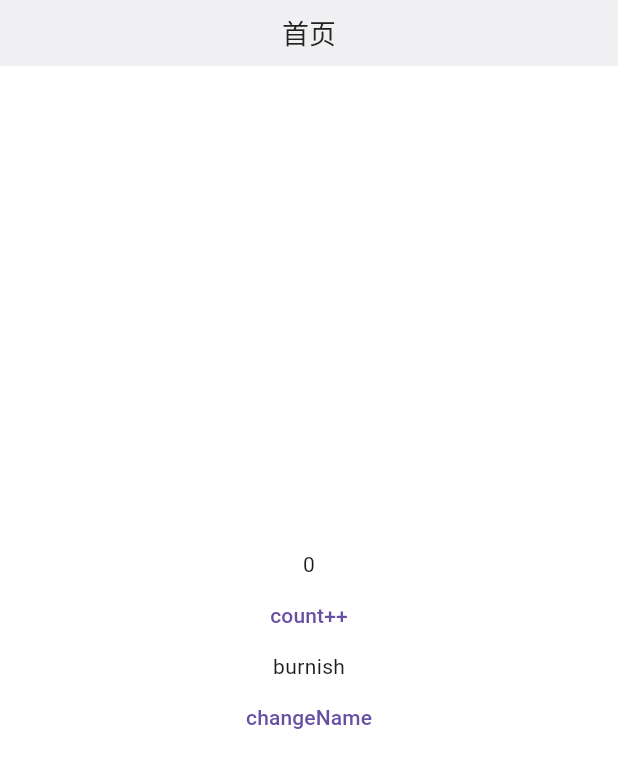
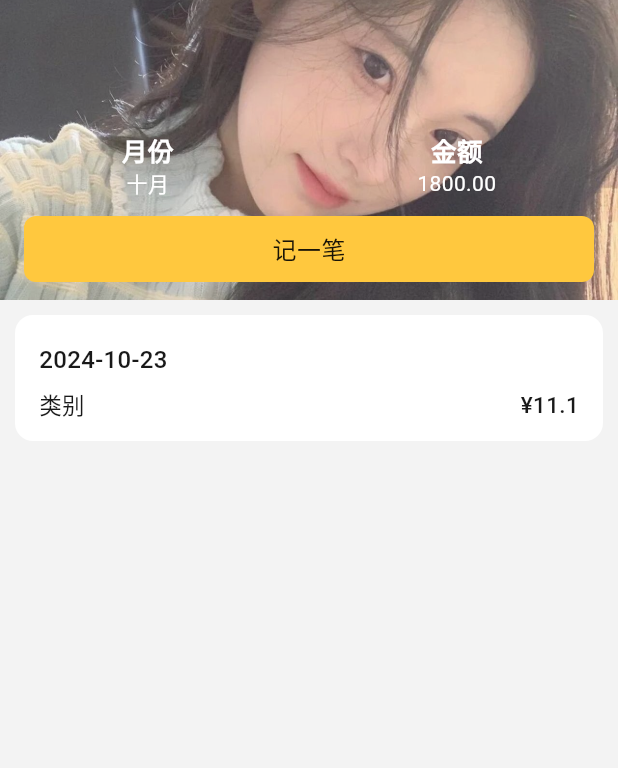
Before and after one commit to jifeif/kqcnotebook, a Flutter app: the HomePage screen opened by its route, on a phone screen of 412 x 824 dp. Shown: the top 768 px of the screen. Run offline on Flutter 3.47's test engine with Material 3 defaults, Android fonts, the phone set to English and light mode, and no system bars; our stand-ins replace cookie_jar, dio, dio_cookie_manager, event_bus, flutter_easyloading, get and 3 more; accounts and stored records are empty.

Commit message:
首页UI

```diff
--- a/lib/components/border_text.dart
+++ b/lib/components/border_text.dart
@@ -1,4 +1,5 @@
 import 'package:flutter/material.dart';
+import 'package:kqcnotebook/common/colors/colors.dart';
 
 extension BordeText on Text {
   Widget addBorder(EdgeInsetsGeometry? padding, double? radius, Color? borderColor, double? borderWidth,) {
@@ -28,3 +29,11 @@ extension ExtensionDateTime on DateTime {
     return this.year.toString() + "-" + this.month.toString() +  "-" + this.day.toString();
   }
 }
+
+Widget AcquireDivider({Color? color, EdgeInsetsGeometry? margin, double? height}) {
+  return Container(
+    color: color ?? AppColors.divideLineColor,
+    margin: margin,
+    height: height,
+  );
+}
--- a/lib/components/components.dart
+++ b/lib/components/components.dart
@@ -5,3 +5,4 @@ export 'custom_scaffold.dart';
 export 'border_text.dart';
 export 'select_image_video.dart';
 export 'kqc_eventbus.dart';
+export 'kqc_btn_widget.dart';
--- /dev/null
+++ b/lib/components/kqc_btn_widget.dart
@@ -0,0 +1,51 @@
+import 'package:flutter/material.dart';
+import 'package:kqcnotebook/common/colors/colors.dart';
+import 'package:kqcnotebook/components/border_text.dart';
+
+// ignore: must_be_immutable
+class KqcBtnWidget extends StatelessWidget {
+  KqcBtnWidget({
+    Key? key,
+    this.height = 44,
+    this.color = AppColors.primaryColor,
+    this.radius = 8,
+    required this.title,
+    this.fontSize = 16,
+    this.fontWeight = FontWeight.w500,
+    this.textColor,
+    required this.callback,
+    this.padding,
+    this.margin,
+  });
+  double? height;
+  Color? color;
+  double radius;
+  String title;
+  double? fontSize;
+  FontWeight? fontWeight;
+  Color? textColor;
+  VoidCallback callback;
+  EdgeInsetsGeometry? margin;
+  EdgeInsetsGeometry? padding;
+  @override
+  Widget build(BuildContext context) {
+    return Container(
+      margin: margin,
+      padding: padding,
+      height: height,
+      decoration: BoxDecoration(
+        color: AppColors.primaryColor,
+        borderRadius: BorderRadius.circular(radius),
+      ),
+      alignment: Alignment.center,
+      child: Text(
+        title,
+        style: TextStyle(
+          fontSize: fontSize,
+          fontWeight: fontWeight,
+          color: textColor ?? AppColors.primaryTextColor,
+        ),
+      ),
+    ).addGesture(callback);
+  }
+}
--- a/lib/constants/assets.dart
+++ b/lib/constants/assets.dart
@@ -1,6 +1,14 @@
 // ignore_for_file: prefer_single_quotes
 class Assets {
   Assets._();
+
+  /// Assets for assetsImagesCellBg
+  /// assets/images/cell_bg.png
+  static const String assetsImagesCellBg = "assets/images/cell_bg.png";
+
+  /// Assets for assetsImagesHomeBg
+  /// assets/images/home_bg.jpeg
+  static const String assetsImagesHomeBg = "assets/images/home_bg.jpeg";
 
   /// Assets for assetsImagesHomeSection
   /// assets/images/home_section.png
@@ -58,6 +66,10 @@ class Assets {
   /// assets/images/my_top_bg_icon.png
   static const String assetsImagesMyTopBgIcon = "assets/images/my_top_bg_icon.png";
 
+  /// Assets for assetsImagesRecordEmpty
+  /// assets/images/record_empty.png
+  static const String assetsImagesRecordEmpty = "assets/images/record_empty.png";
+
   /// Assets for assetsImagesRightGreyArrow
   /// assets/images/right_grey_arrow.png
   static const String assetsImagesRightGreyArrow = "assets/images/right_grey_arrow.png";
--- a/lib/global.dart
+++ b/lib/global.dart
@@ -3,7 +3,6 @@ import 'package:flutter/material.dart';
 import 'package:flutter/services.dart';
 import 'package:kqcnotebook/common/values/values.dart';
 import 'package:kqcnotebook/pages/login/login_model.dart';
-import 'package:kqcnotebook/utils/sp_util.dart';
 import 'package:kqcnotebook/utils/utils.dart';
 
 /// 全局配置
--- a/lib/pages/app_my_section/change_nick_info/change_nick_info_controller.dart
+++ b/lib/pages/app_my_section/change_nick_info/change_nick_info_controller.dart
@@ -1,17 +1,15 @@
 import 'dart:io';
 
-import 'package:event_bus/event_bus.dart';
 import 'package:flutter/material.dart';
 import 'package:get/get.dart';
-import 'package:kqcnotebook/components/border_text.dart';
 import 'package:kqcnotebook/components/components.dart';
-import 'package:kqcnotebook/components/select_image_video.dart';
 import 'package:kqcnotebook/constants/assets.dart';
 import 'package:kqcnotebook/utils/utils.dart';
 
 class ChangeNickInfoController extends GetxController {
   final currentDate = DateTime.now().obs;
   final nickNode = FocusNode();
+  late TextEditingController contro;
   var nickName = "";
   final image = Image.asset(
     Assets.assetsImagesMyPortrait,
@@ -23,6 +21,7 @@ class ChangeNickInfoController extends GetxController {
   @override
   void onInit() async {
     super.onInit();
+    contro = TextEditingController(text: LoacalStorage().getJSON("nick") ?? "");
     Image? ima = await LoacalStorage().getImage();
     if (ima != null) {
       image.value = ima;
@@ -46,8 +45,10 @@ class ChangeNickInfoController extends GetxController {
   }
 
   clickSureBtn() {
-    KqcEventbus.fire(
-        AccountInfoModel(nickName, currentDate.value.yearMonthDay(), false));
+    LoacalStorage().setJSON("nick", nickName);
+    AccountInfoModel model = AccountInfoModel(nickName, currentDate.value.yearMonthDay(), false);
+    model.image = image.value;
+    KqcEventbus.fire(model);
     Get.back();
   }
 
--- a/lib/pages/app_my_section/change_nick_info/change_nick_info_view.dart
+++ b/lib/pages/app_my_section/change_nick_info/change_nick_info_view.dart
@@ -1,6 +1,5 @@
 import 'package:flutter/cupertino.dart';
 import 'package:flutter/material.dart';
-import 'package:flutter/widgets.dart';
 import 'package:get/get.dart';
 import 'package:kqcnotebook/common/colors/colors.dart';
 import 'package:kqcnotebook/components/components.dart';
@@ -146,6 +145,7 @@ class ChangeNickInfoPage extends GetView<ChangeNickInfoController> {
     return Flexible(
       child: Container(
         child: TextField(
+          controller: controller.contro,
           maxLength: 10,
           textAlign: TextAlign.right,
           focusNode: controller.nickNode,
--- a/lib/pages/app_my_section/mine/mine_controller.dart
+++ b/lib/pages/app_my_section/mine/mine_controller.dart
@@ -1,7 +1,7 @@
-import 'dart:ui';
 
 import 'package:event_bus/event_bus.dart';
 import 'package:flutter/material.dart';
+import 'package:flutter/widgets.dart';
 import 'package:get/get.dart';
 import 'package:kqcnotebook/components/components.dart';
 import 'package:kqcnotebook/constants/assets.dart';
@@ -40,6 +40,10 @@ class MineController extends GetxController {
   @override
   void onInit() {
     super.onInit();
+    String str = LoacalStorage().getJSON("nick") ?? "";
+    if (str.length > 0) {
+      infoModel.value.name = str;
+    }
     acquireImage();
 
 
@@ -48,9 +52,11 @@ class MineController extends GetxController {
      (AccountInfoModel model) async {
         infoModel.value.name = model.name;
         infoModel.refresh();
-        Future.delayed(Duration(seconds: 4),(){
-           acquireImage();
-        });
+        image.value = Image(image: model.image!.image, width: 60, height: 60,);
+        ;
+        // // Future.delayed(Duration(seconds: 4),(){
+        // //    acquireImage();
+        // });
      }
     );
   }
--- /dev/null
+++ b/lib/pages/home/components/home_record_cell.dart
@@ -0,0 +1,93 @@
+import 'package:flutter/material.dart';
+import 'package:kqcnotebook/common/colors/colors.dart';
+import 'package:kqcnotebook/components/border_text.dart';
+import 'package:kqcnotebook/constants/assets.dart';
+import 'package:kqcnotebook/pages/app_my_section/components/mine_up_down_cell.dart';
+
+class HomeRecordCell extends StatelessWidget {
+  const HomeRecordCell({Key? key});
+
+  @override
+  Widget build(BuildContext context) {
+    Widget wid = Container(
+      width: double.infinity,
+      margin: EdgeInsets.all(10),
+      padding: EdgeInsets.symmetric(horizontal: 16, vertical: 12),
+      decoration: BoxDecoration(
+        color: AppColors.whiteColor,
+        // image: DecorationImage(
+        //     image: Image.asset(Assets.assetsImagesCellBg).image),
+        borderRadius: BorderRadius.circular(12),
+      ),
+      child: Column(
+        crossAxisAlignment: CrossAxisAlignment.start,
+        children: [
+          Container(
+            padding: EdgeInsets.symmetric(vertical: 6),
+            child: Text(
+              "2024-10-23",
+              style: TextStyle(
+                fontSize: 16,
+                fontWeight: FontWeight.w500,
+                color: AppColors.primaryTextColor,
+              ),
+            ),
+          ),
+          SingleRecordWidget(),
+          AcquireDivider(
+            margin: EdgeInsets.symmetric(horizontal: 16),
+          ),
+        ],
+      ),
+    );
+    return wid;
+  }
+}
+
+class SingleRecordWidget extends StatelessWidget {
+  const SingleRecordWidget({Key? key});
+
+  @override
+  Widget build(BuildContext context) {
+    Row row = Row(
+      mainAxisAlignment: MainAxisAlignment.spaceBetween,
+      children: [
+        Column(
+          crossAxisAlignment: CrossAxisAlignment.start,
+          mainAxisSize: MainAxisSize.min,
+          children: [
+            Text(
+              "类别",
+              style: TextStyle(
+                fontSize: 15,
+                fontWeight: FontWeight.w500,
+                color: AppColors.primaryTextColor,
+              ),
+            ),
+            // SizedBox(height: 3,),
+            // Text(
+            //   "详细介绍下",
+            //   maxLines: 2,
+            //   style: TextStyle(
+            //     fontSize: 13,
+            //     color: AppColors.assistTextColor,
+            //   ),
+            // ),
+          ],
+        ),
+        Text(
+          "¥11.1",
+          style: TextStyle(
+            fontSize: 15,
+            fontWeight: FontWeight.w500,
+            color: AppColors.primaryTextColor,
+          ),
+        )
+      ],
+    );
+    return Container(
+      padding: EdgeInsets.symmetric(vertical: 2),
+      child: row,
+    );
+  }
+}
--- /dev/null
+++ b/lib/pages/home/components/home_top_widget.dart
@@ -0,0 +1,89 @@
+import 'package:flutter/material.dart';
+import 'package:get/get.dart';
+import 'package:kqcnotebook/common/colors/colors.dart';
+import 'package:kqcnotebook/components/components.dart';
+import 'package:kqcnotebook/constants/assets.dart';
+import 'package:kqcnotebook/pages/app_my_section/components/mine_up_down_cell.dart';
+
+// ignore: must_be_immutable
+class HomeTopWidget extends StatelessWidget {
+  HomeTopWidget({Key? key, this.month = "十月", this.money = "1800.00"});
+  String month;
+  String money;
+  @override
+  Widget build(BuildContext context) {
+    return Stack(
+      children: [
+        Opacity(
+          opacity: 0.8,
+          child: Image.asset(
+            Assets.assetsImagesHomeBg,
+            height: 200 + Get.mediaQuery.viewPadding.top,
+            width: Get.width,
+            fit: BoxFit.cover,
+          ),
+        ),
+        mainWidget(),
+      ],
+    );
+  }
+
+  Widget mainWidget() {
+    return Container(
+      height: 200 + Get.mediaQuery.viewPadding.top,
+      child: Column(
+        children: [
+          Expanded(child: Container()),
+          Row(
+            mainAxisAlignment: MainAxisAlignment.spaceAround,
+            children: [
+              MineUpDownCell(
+                upWidget: Text(
+                  "月份",
+                  style: TextStyle(
+                    fontSize: 17,
+                    fontWeight: FontWeight.bold,
+                    color: AppColors.whiteColor,
+                  ),
+                ),
+                downWidget: Text(
+                  month,
+                  style: TextStyle(
+                    fontSize: 14,
+                    color: AppColors.whiteColor,
+                  ),
+                ),
+                callback: () {},
+              ),
+              MineUpDownCell(
+                upWidget: Text(
+                  "金额",
+                  style: TextStyle(
+                    fontSize: 17,
+                    fontWeight: FontWeight.bold,
+                    color: AppColors.whiteColor,
+                  ),
+                ),
+                downWidget: Text(
+                  money,
+                  style: TextStyle(
+                    fontSize: 14,
+                    color: AppColors.whiteColor,
+                  ),
+                ),
+                callback: () {},
+              ),
+            ],
+          ),
+          KqcBtnWidget(
+              title: "记一笔",
+              margin: EdgeInsets.symmetric(
+                horizontal: 16,
+                vertical: 12,
+              ),
+              callback: () {})
+        ],
+      ),
+    );
+  }
+}
--- a/lib/pages/home/home_controller.dart
+++ b/lib/pages/home/home_controller.dart
@@ -1,13 +1,11 @@
 import 'package:get/get.dart';
 
 class HomeController extends GetxController {
-  final count = 0.obs;
 
-  String userName = 'burnish';
+  final isExistData = true.obs;
 
   @override
   void onInit() {
-    // TODO: implement onInit
     super.onInit();
   }
 
@@ -17,10 +15,4 @@ class HomeController extends GetxController {
   @override
   void onClose() {}
 
-  void increment() => count.value++;
-
-  void changeUserName() {
-    userName = 'juefei';
-    update();
-  }
 }
--- a/lib/pages/home/home_model.dart
+++ b/lib/pages/home/home_model.dart
@@ -0,0 +1,16 @@
+
+class SingleCoastRecord {
+  String type;
+  String price;
+  String introduce;
+
+  SingleCoastRecord(this.type, this.price, this.introduce);
+
+  factory SingleCoastRecord.fromJson(Map map) => SingleCoastRecord(map["type"], map["price"], map["introduce"]);
+
+  Map<String, dynamic> toJson() => {
+    "type":this.type,
+    "price":this.price,
+    "introduce":this.introduce
+  };
+}
--- a/lib/pages/home/home_view.dart
+++ b/lib/pages/home/home_view.dart
@@ -1,5 +1,8 @@
 import 'package:flutter/material.dart';
-import 'package:kqcnotebook/components/components.dart';
+import 'package:kqcnotebook/common/colors/colors.dart';
+import 'package:kqcnotebook/constants/assets.dart';
+import 'package:kqcnotebook/pages/home/components/home_record_cell.dart';
+import 'package:kqcnotebook/pages/home/components/home_top_widget.dart';
 import 'package:kqcnotebook/pages/home/home_controller.dart';
 import 'package:get/get.dart';
 
@@ -8,22 +11,27 @@ class HomePage extends StatelessWidget {
   final controller = Get.put(HomeController());
   @override
   Widget build(BuildContext context) {
-    return BaseScaffold(
-      appBar: MyAppBar(
-        centerTitle: true,
-        title: MyTitle('首页'),
-        leadingType: AppBarBackType.None,
-      ),
+    return Scaffold(
+      appBar: null,
       body: Container(
+        color: AppColors.primaryBackground,
         child: Column(
-          mainAxisAlignment: MainAxisAlignment.center,
           children: [
-            Obx(() => Center(child: Text(controller.count.toString()))),
-            TextButton(onPressed: () => controller.increment(), child: Text('count++')),
-            GetBuilder<HomeController>(builder: (_) {
-              return Text(controller.userName);
-            }),
-            TextButton(onPressed: () => controller.changeUserName(), child: Text('changeName')),
+            HomeTopWidget(),
+            Expanded(
+              child: controller.isExistData.value
+                  ? SingleChildScrollView(
+                      child: Column(
+                        children: [
+                          HomeRecordCell(),
+                        ],
+                      ),
+                    )
+                  : Expanded(
+                      child: Center(
+                      child: Image.asset(Assets.assetsImagesRecordEmpty, width: 150, height: 174,),
+                    )),
+            ),
           ],
         ),
       ),
--- a/lib/pages/login/login_controller.dart
+++ b/lib/pages/login/login_controller.dart
@@ -5,7 +5,6 @@ class LoginController extends GetxController {
 
   @override
   void onInit() {
-    // TODO: implement onInit
     super.onInit();
   }
 
--- a/lib/pages/note_entry/note_entry_controller.dart
+++ b/lib/pages/note_entry/note_entry_controller.dart
@@ -1,13 +1,12 @@
 import 'package:get/get.dart';
 import 'package:kqcnotebook/pages/app_my_section/mine/mine_view.dart';
 import 'package:kqcnotebook/pages/home/home_view.dart';
-import 'package:kqcnotebook/pages/splash/spalsh_view.dart';
 
 class NoteEntryController extends GetxController {
     final currentIndex = 0.obs;
 
     var list = [
-      SplashPage(),
+      HomePage(),
       MinePage(),
       HomePage()
     ];
--- a/lib/utils/account_info_model.dart
+++ b/lib/utils/account_info_model.dart
@@ -1,7 +1,11 @@
+import 'package:flutter/material.dart';
+
 class AccountInfoModel {
   String name = "";
   String birthday = "1900-01-01";
+  String protraitName = "";
   bool isUpdate = false;
+  Image? image;
   AccountInfoModel(this.name, this.birthday, this.isUpdate);
 
   factory AccountInfoModel.fromJson(Map map) {
@@ -11,6 +15,6 @@ class AccountInfoModel {
   Map<String, dynamic> toJson() => {
     "name":this.name,
     "birthday":this.birthday,
-    "isUpdate":this.isUpdate,
+    "isUpdate":this
   };
 }
```
Also changed, not shown: assets/images/cell_bg.png (added), assets/images/home_bg.jpeg (added), assets/images/record_empty.png (added).
